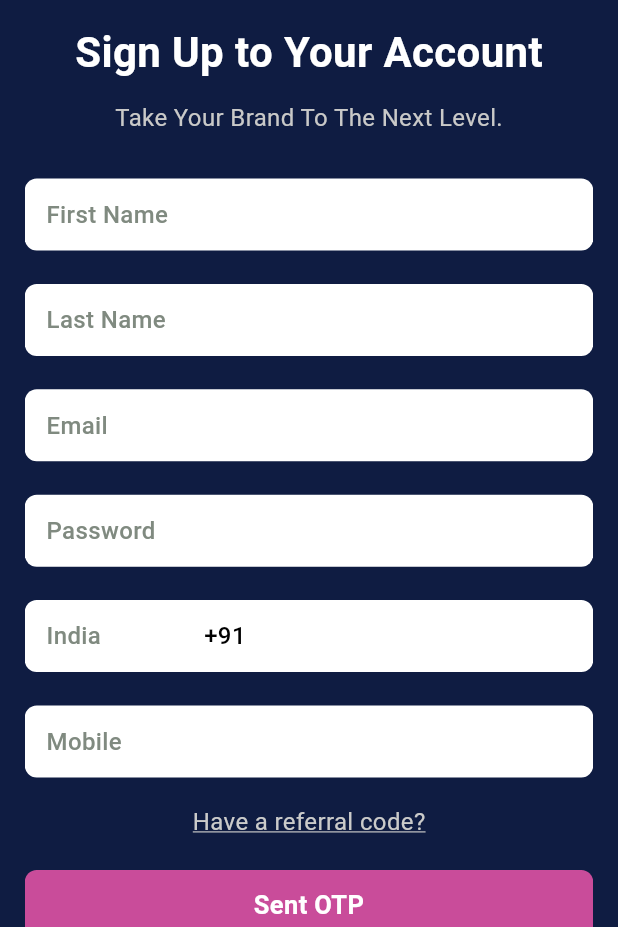
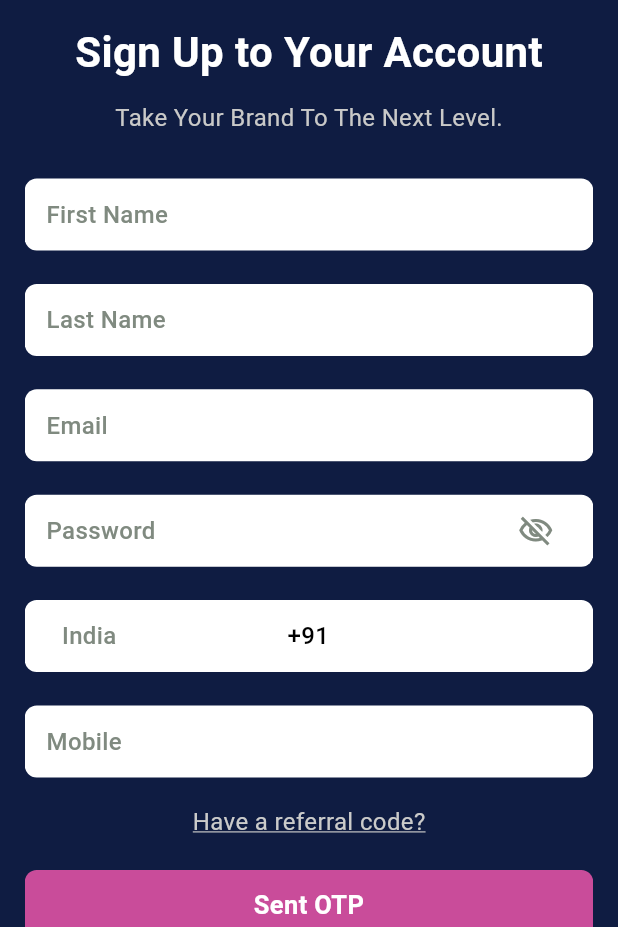
Before and after one commit to UmeshBrainbinary/festival_studio, a Flutter app: the SignUpScreen screen opened directly, on a phone screen of 412 x 824 dp, the part 309-1236 px from its top. Run offline on Flutter 3.47's test engine with Material 3 defaults, Android fonts, the phone set to English and light mode, and no system bars; drawn by our look-alikes of auto_size_text; our stand-ins replace cached_network_image, connectivity_plus, country_picker, flutter_svg, flutter_widget_from_html, get and 6 more; missing offline and left inert: flutter_share; accounts and stored records are empty.

Commit message:
ui changes

```diff
--- a/lib/common/common_text_field.dart
+++ b/lib/common/common_text_field.dart
@@ -10,6 +10,8 @@ class CommonTextField extends StatelessWidget {
   final double? height;
   final int? maxLines;
   final String? hint;
+  final bool? showPwd;
+  final VoidCallback? onHideButtonTap;
   final Widget? leadingWidget;
   final TextInputType? textInputType;
   final TextInputAction? textInputAction;
@@ -24,6 +26,8 @@ class CommonTextField extends StatelessWidget {
       this.leadingWidget,
       this.height,
       this.maxLines,
+      this.showPwd,
+      this.onHideButtonTap,
       this.textInputType,
       this.textInputAction,
       this.inputFormator});
@@ -38,12 +42,11 @@ class CommonTextField extends StatelessWidget {
       child: Row(
         children: [
           SizedBox(
-            width: Get.width * 0.260,
+            width: Get.width * 0.360,
             child: leadingWidget ??
-                AutoSizeText(
+               Text(
                   hint ?? "",
                   maxLines: 1,
-                  minFontSize: 12,
                   style: mediumFontStyle(color: AppColors.hintColor, size: 16),
                 ),
           ),
@@ -57,13 +60,25 @@ class CommonTextField extends StatelessWidget {
               inputFormatters: inputFormator,
               // style: mediumFontStyle(color: AppColors.blackColor,size: 16,height: 1.3),
               // decoration: InputDecoration(border: InputBorder.none,hintStyle: mediumFontStyle(color: AppColors.hintColor,size: 16)),
-
+obscureText:  showPwd != null ? showPwd!:false,
               style: mediumFontStyle(
                   color: AppColors.blackColor, size: 16, height: 1.3),
               decoration: InputDecoration(
+
                 border: InputBorder.none,
                 hintStyle:
                     mediumFontStyle(color: AppColors.hintColor, size: 16),
+                  contentPadding: EdgeInsets.only(top: 12),
+                  suffixIcon: showPwd != null /*&& controller.text != ''*/
+                      ? InkWell(
+                    onTap: onHideButtonTap,
+                    child: Icon(
+                      (showPwd == false)
+                          ? Icons.visibility_outlined
+                          : Icons.visibility_off_outlined,
+                      color: AppColors.hintColor,
+                    ),
+                  ):const SizedBox()
               ),
             ),
           ),
--- a/lib/screen/auth/login/api/login_api.dart
+++ b/lib/screen/auth/login/api/login_api.dart
@@ -4,6 +4,7 @@ import 'package:festiveapp_studio/screen/auth/login/api/login_model.dart';
 import 'package:festiveapp_studio/service/http_services.dart';
 import 'package:festiveapp_studio/utils/endpoints.dart';
 import 'package:flutter/foundation.dart';
+import 'package:get/get.dart';
 import 'package:http/http.dart' as http;
 
 class LoginApi {
@@ -14,8 +15,8 @@ class LoginApi {
     try {
       String url = Endpoints.logIn;
       Map<String, String> param = {
-        "mobileNo": mobile,
-        "password": password
+        "mobileNo": mobile.removeAllWhitespace,
+        "password": password.removeAllWhitespace
       };
 
       http.Response? response = await HttpService.postApi(
--- a/lib/screen/auth/otp_verification/api/otp_verify_api.dart
+++ b/lib/screen/auth/otp_verification/api/otp_verify_api.dart
@@ -3,6 +3,7 @@ import 'package:festiveapp_studio/common/popup_message/popup_message.dart';
 import 'package:festiveapp_studio/screen/auth/otp_verification/api/otp_model.dart';
 import 'package:festiveapp_studio/utils/endpoints.dart';
 import 'package:flutter/foundation.dart';
+import 'package:get/get.dart';
 import 'package:http/http.dart' as http;
 
 class OtpVerifyApi {
@@ -17,7 +18,7 @@ class OtpVerifyApi {
       };
       var request = http.Request('POST', Uri.parse('https://festive-back.onrender.com/api/user/verify-otp'));
       request.body = json.encode({
-        "mobileNo": mobile,
+        "mobileNo": mobile.removeAllWhitespace,
         "otp":otp
       });
       request.headers.addAll(headers);
--- a/lib/screen/auth/signup/signup_screen.dart
+++ b/lib/screen/auth/signup/signup_screen.dart
@@ -140,9 +140,16 @@ class SignUpScreen extends StatelessWidget {
                     ),
 
                     SizedBox(height: height * 0.027),
-                    CommonTextField(
-                      controller: controller.passwordController,
-                      hint: "Password",
+                    Obx(
+                       () {
+                        return CommonTextField(
+                          controller: controller.passwordController,
+                          hint: "Password",
+                          maxLines: 1,
+                          showPwd: controller.isShowPassword.value,
+                          onHideButtonTap: controller.onHideTap,
+                        );
+                      }
                     ),
                     Obx(
                             () {
@@ -211,14 +218,14 @@ class SignUpScreen extends StatelessWidget {
                       child: Container(
                         height: 48,
                         padding:
-                        EdgeInsets.symmetric(horizontal: Get.width * 0.035),
+                        EdgeInsets.symmetric(horizontal: Get.width * 0.060),
                         decoration: BoxDecoration(
                             borderRadius: BorderRadius.circular(8),
                             color: AppColors.white),
                         child: Row(
                           children: [
                             SizedBox(
-                              width: Get.width * 0.25,
+                              width: Get.width * 0.360,
                               child: Obx(
                                     () => AutoSizeText(
                                   maxLines: 1,
--- a/lib/utils/string_res.dart
+++ b/lib/utils/string_res.dart
@@ -100,9 +100,9 @@ static const String brandDetails = '''Add your brand details and logo type for
 static const String selectLogo = 'Select Logo';
 static const String select = 'Select';
 static const String categoryError = 'Please enter category';
-static const String logoTypeError = 'Please enter logoType';
-static const String primaryColorError = 'Please enter primaryColor';
-static const String secondaryColorError = 'Please enter secondaryColor';
+static const String logoTypeError = 'Please enter logo type';
+static const String primaryColorError = 'Please enter primary color';
+static const String secondaryColorError = 'Please enter secondary color';
 
 /// ------------------------ terms and condition -------------------------
 static const terms = "Terms & Conditions";
```
Also changed, not shown: lib/screen/add_details/widget/add_details_widget.dart (+9 -1 lines), lib/screen/auth/login/login_controller.dart (+14 -1 lines), lib/screen/auth/login/login_screen.dart (+12 -5 lines), lib/screen/auth/signup/api/signup_api.dart (+6 -3 lines), lib/screen/auth/signup/signupcontroller.dart (+10 -0 lines), lib/screen/generate_logo/widget/generate_logo_widget.dart (+13 -1 lines), 2 other files.
